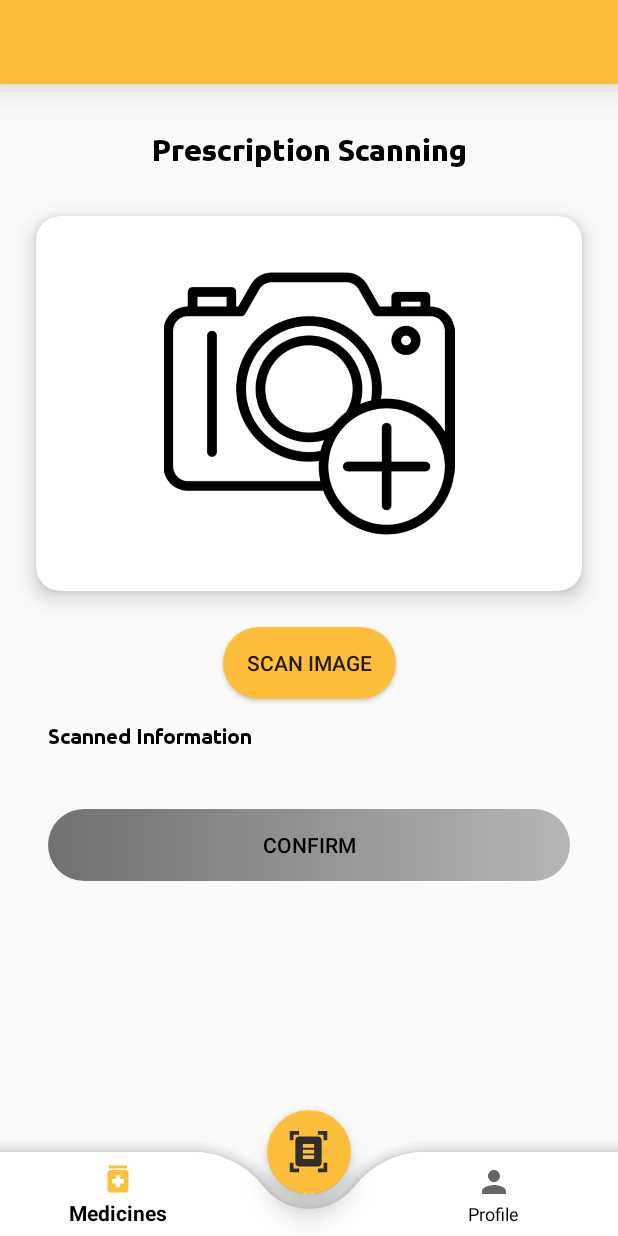
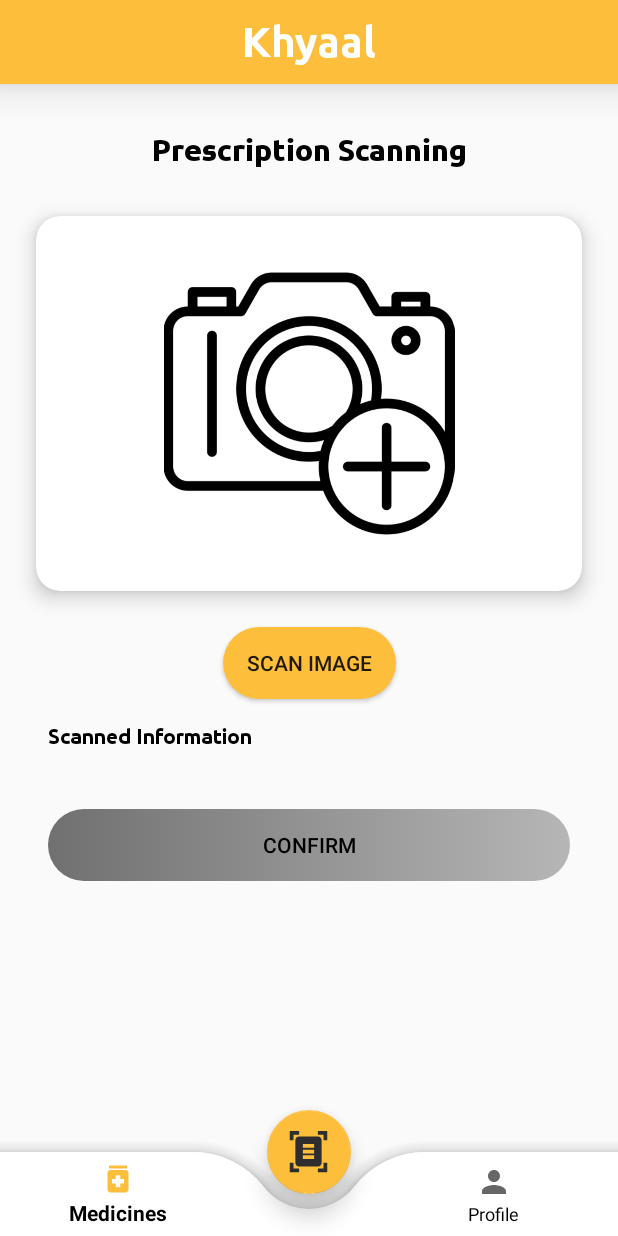
Before and after one commit to saisukesh04/Khyaal, an Android app: the screen it shows after launch once a user with an empty profile is signed in (MainActivity), after a tap on an icon or button, on a phone screen of 412 x 824 dp. Run offline under Robolectric (Android 15) with nearby library versions, the phone set to English and light mode, and no system bars; our stand-ins replace ButterKnife, Firebase (no records; nobody signed in at launch, a user with empty details on screens opened directly), Room's generated code; libraries missing offline, so code that uses them is left out: com.google.mlkit.vision; 1 statement that could not run was skipped.

Commit message:
Added HomeAdapter and UI in MedicineFragment

```diff
--- a/app/src/main/java/com/undamped/khyaal/MedicineFragment.java
+++ b/app/src/main/java/com/undamped/khyaal/MedicineFragment.java
@@ -3,14 +3,29 @@ package com.undamped.khyaal;
 import android.os.Bundle;
 
 import androidx.fragment.app.Fragment;
+import androidx.recyclerview.widget.LinearLayoutManager;
+import androidx.recyclerview.widget.RecyclerView;
 
+import android.util.Log;
 import android.view.LayoutInflater;
 import android.view.View;
 import android.view.ViewGroup;
+import android.widget.TextView;
 
+import com.undamped.khyaal.adapters.HomeAdapter;
+import com.undamped.khyaal.database.MedDao;
+import com.undamped.khyaal.database.MedDatabase;
+import com.undamped.khyaal.entity.Medicine;
+
+import java.util.List;
+
+import butterknife.BindView;
 import butterknife.ButterKnife;
 
 public class MedicineFragment extends Fragment {
+
+    @BindView(R.id.medicineRecyclerView) RecyclerView medicineRecyclerView;
+    @BindView(R.id.no_medicines_text) TextView no_medicines_text;
 
     public MedicineFragment() {
     }
@@ -21,6 +36,18 @@ public class MedicineFragment extends Fragment {
 
         ButterKnife.bind(this, root);
 
+        MedDao medDao = MedDatabase.getInstance(getContext()).medDao();
+
+        List<Medicine> meds = medDao.loadAllMedicines();
+        Log.e("Info", String.valueOf(meds));
+
+        HomeAdapter hAdapter = new HomeAdapter(meds);
+        medicineRecyclerView.setLayoutManager(new LinearLayoutManager(getContext()));
+        medicineRecyclerView.setAdapter(hAdapter);
+
+        if (meds.size() == 0)
+            no_medicines_text.setVisibility(View.VISIBLE);
+
         return root;
     }
 }
--- a/app/src/main/java/com/undamped/khyaal/ScanFragment.java
+++ b/app/src/main/java/com/undamped/khyaal/ScanFragment.java
@@ -33,6 +33,9 @@ import com.google.mlkit.vision.text.Text;
 import com.google.mlkit.vision.text.TextRecognition;
 import com.google.mlkit.vision.text.TextRecognizer;
 import com.undamped.khyaal.adapters.MedicineAdapter;
+import com.undamped.khyaal.database.MedDao;
+import com.undamped.khyaal.database.MedDatabase;
+import com.undamped.khyaal.entity.Medicine;
 
 import static android.app.Activity.RESULT_OK;
 
@@ -46,7 +49,7 @@ public class ScanFragment extends Fragment {
 
     final public static int IMAGE_CODE = 1;
     private Uri imageUri;                           // URI of the image to be processed
-    private ArrayList<String> medicines, dosages;
+    private ArrayList<String> medicines, dosage, duration;
     MedicineAdapter mAdapter;
 
     public ScanFragment() {
@@ -72,11 +75,29 @@ public class ScanFragment extends Fragment {
             }
         });
 
-        confirmMedicineBtn.setOnClickListener(view ->
-                getActivity().getSupportFragmentManager().beginTransaction().replace(R.id.nav_host_frame, new MedicineFragment()).commit()
-        );
+        confirmMedicineBtn.setOnClickListener(view -> {
+            addMedicinesToDb();
+            getActivity().getSupportFragmentManager().beginTransaction().replace(R.id.nav_host_frame, new MedicineFragment()).commit();
+        });
 
         return root;
+    }
+
+    private void addMedicinesToDb() {
+        MedDao medDb = MedDatabase.getInstance(getContext()).medDao();
+        for(int i=0;i<medicines.size();i++) {
+            Medicine medicine = new Medicine();
+            medicine.setName(medicines.get(i));
+            medicine.setDays(Integer.parseInt(duration.get(i).replaceAll("[^0-9]", "")));
+            String dose =  dosage.get(i);
+            if (dose.charAt(0) == '1')
+                medicine.setMorning(true);
+            if (dose.charAt(2) == '1')
+                medicine.setAfternoon(true);
+            if (dose.charAt(4) == '1')
+                medicine.setEvening(true);
+            medDb.insertMed(medicine);
+        }
     }
 
     private void selectImage() {
@@ -88,21 +109,24 @@ public class ScanFragment extends Fragment {
 
     private void processImage() throws IOException {
         medicines = new ArrayList<>();
-        dosages = new ArrayList<>();
+        dosage = new ArrayList<>();
+        duration = new ArrayList<>();
         TextRecognizer recognizer = TextRecognition.getClient();
         InputImage inputImage = InputImage.fromFilePath(getContext(), imageUri);
         Task<Text> result = recognizer.process(inputImage).addOnSuccessListener(visionText -> {     // Task completed successfully
-            Log.e("Ifno", visionText.getTextBlocks().size() + " Size");
+            Log.e("Info: Block size", visionText.getTextBlocks().size() + " Size");
             List<Text.TextBlock> blocks = visionText.getTextBlocks();
             for (int i = 0; i < blocks.size(); i += 2) {
 //            for (Text.TextBlock block : visionText.getTextBlocks()) {
 //                Rect boundingBox = block.getBoundingBox();
 //                Point[] cornerPoints = block.getCornerPoints();
+                String[] dose_days = blocks.get(i + 1).getText().split("x");
                 medicines.add(blocks.get(i).getText());
-                dosages.add(blocks.get(i + 1).getText());
+                dosage.add(dose_days[0].trim());
+                duration.add(dose_days[1].trim());
                 Log.e("Medicine " + i / 2, blocks.get(i).getText() + ", dose: " + blocks.get(i + 1).getText());
             }
-            mAdapter = new MedicineAdapter(medicines, dosages);
+            mAdapter = new MedicineAdapter(medicines, dosage, duration);
             scannedMedView.setItemViewCacheSize(medicines.size());
             scannedMedView.setAdapter(mAdapter);
             confirmMedicineBtn.setEnabled(true);
--- /dev/null
+++ b/app/src/main/java/com/undamped/khyaal/adapters/HomeAdapter.java
@@ -0,0 +1,48 @@
+package com.undamped.khyaal.adapters;
+
+import android.content.Context;
+import android.view.LayoutInflater;
+import android.view.View;
+import android.view.ViewGroup;
+
+import androidx.annotation.NonNull;
+import androidx.recyclerview.widget.RecyclerView;
+
+import com.undamped.khyaal.R;
+import com.undamped.khyaal.entity.Medicine;
+
+import java.util.List;
+
+public class HomeAdapter extends RecyclerView.Adapter<HomeAdapter.ViewHolder> {
+
+    private Context context;
+    private List<Medicine> medicines;
+
+    public HomeAdapter(List<Medicine> medicines) {
+        this.medicines = medicines;
+    }
+
+    @NonNull
+    @Override
+    public ViewHolder onCreateViewHolder(@NonNull ViewGroup parent, int viewType) {
+        context = parent.getContext();
+        View view = LayoutInflater.from(context).inflate(R.layout.home_medicine_card,parent,false);
+        return new ViewHolder(view);
+    }
+
+    @Override
+    public void onBindViewHolder(@NonNull ViewHolder holder, int position) {
+
+    }
+
+    @Override
+    public int getItemCount() {
+        return medicines != null? medicines.size(): 0;
+    }
+
+    public class ViewHolder extends RecyclerView.ViewHolder {
+        public ViewHolder(@NonNull View itemView) {
+            super(itemView);
+        }
+    }
+}
--- a/app/src/main/java/com/undamped/khyaal/entity/Medicine.java
+++ b/app/src/main/java/com/undamped/khyaal/entity/Medicine.java
@@ -14,6 +14,9 @@ public class Medicine {
     private boolean morning, afternoon, evening;
 
     public Medicine() {
+        morning = false;
+        afternoon = false;
+        evening = false;
     }
 
     public long getPrimary_key() {
--- a/app/src/main/res/layout/activity_main.xml
+++ b/app/src/main/res/layout/activity_main.xml
@@ -17,7 +17,19 @@
         android:theme="?attr/actionBarTheme"
         app:layout_constraintEnd_toEndOf="parent"
         app:layout_constraintStart_toStartOf="parent"
-        app:layout_constraintTop_toTopOf="parent" />
+        app:layout_constraintTop_toTopOf="parent" >
+
+        <TextView
+            android:layout_width="wrap_content"
+            android:layout_height="wrap_content"
+            android:text="@string/app_name"
+            android:layout_gravity="center"
+            android:textColor="@color/white"
+            android:fontFamily="@font/ubuntu_bold"
+            android:textStyle="bold"
+            android:textSize="28sp"/>
+
+    </androidx.appcompat.widget.Toolbar>
 
     <FrameLayout
         android:id="@+id/nav_host_frame"
```
Also changed, not shown: app/src/main/java/com/undamped/khyaal/adapters/MedicineAdapter.java (+5 -5 lines), app/src/main/res/layout/fragment_medicine.xml (+41 -5 lines), app/src/main/res/layout/fragment_profile.xml (+4 -4 lines), app/src/main/res/layout/home_medicine_card.xml (added, +26 -0 lines).
